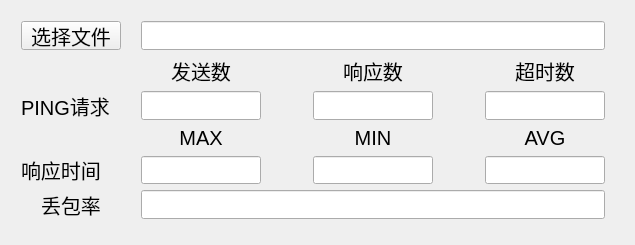
Qt form data_processing/widget.ui (guanyuan2026/Qt-Creator) before a commit.
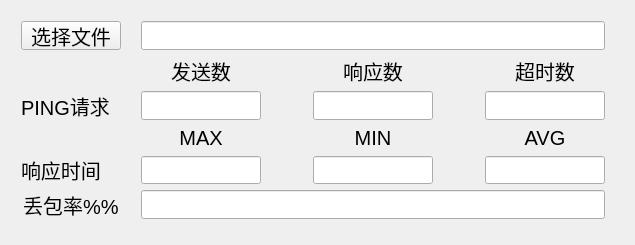
The same form after that commit.

Patch:
```diff
--- a/data_processing/widget.ui
+++ b/data_processing/widget.ui
@@ -414,7 +414,7 @@
        </font>
       </property>
       <property name="text">
-       <string>丢包率</string>
+       <string>丢包率%%</string>
       </property>
       <property name="alignment">
        <set>Qt::AlignCenter</set>
```
